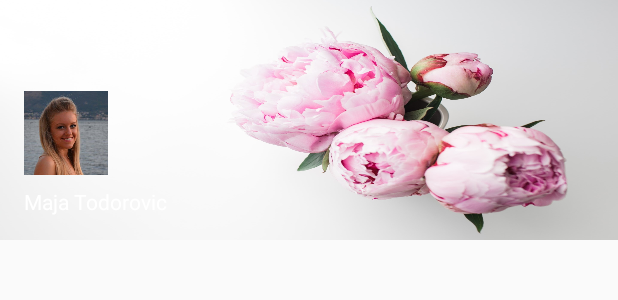
After one commit to Majusna/MaterialDesignExercise, an Android app: the layout navigation_header.xml on its own in the app's theme, with its tools: preview values and no code run, on a phone screen of 412 x 824 dp. The commit adds this screen. Shown: the top 300 px of the screen. Run offline under Robolectric (Android 15) with nearby library versions, the phone set to English and light mode, and no system bars.

Commit message:
navigation drawer 1

```diff
--- a/app/build.gradle
+++ b/app/build.gradle
@@ -30,4 +30,5 @@ dependencies {
     testImplementation 'junit:junit:4.12'
     androidTestImplementation 'com.android.support.test:runner:1.0.2'
     androidTestImplementation 'com.android.support.test.espresso:espresso-core:3.0.2'
+    implementation 'com.android.support:design:26.1.0'
 }
--- a/app/src/main/java/com/example/android/materialdesignexercise/MainActivity.java
+++ b/app/src/main/java/com/example/android/materialdesignexercise/MainActivity.java
@@ -18,7 +18,7 @@ public class MainActivity extends AppCompatActivity {
     @Override
     protected void onCreate(Bundle savedInstanceState) {
         super.onCreate(savedInstanceState);
-        setContentView(R.layout.activity_main);
+        setContentView(R.layout.navigation_drawer);
 
         mToolbar = findViewById(R.id.toolbar);
         setSupportActionBar(mToolbar);
--- /dev/null
+++ b/app/src/main/res/layout/navigation_header.xml
@@ -0,0 +1,27 @@
+<?xml version="1.0" encoding="utf-8"?>
+<LinearLayout
+    xmlns:android="http://schemas.android.com/apk/res/android"
+    android:orientation="vertical"
+    android:layout_width="match_parent"
+    android:layout_height="160dp"
+    android:padding="16dp"
+    android:gravity="bottom"
+    android:theme="@style/ThemeOverlay.AppCompat.Dark"
+    android:background="@drawable/peony"
+    android:scaleType="centerCrop">
+
+    <ImageView
+        android:layout_width="56dp"
+        android:layout_height="56dp"
+        android:scaleType="centerCrop"
+        android:src="@drawable/maja"/>
+
+    <TextView
+        android:layout_width="wrap_content"
+        android:layout_height="wrap_content"
+        android:text="@string/name"
+        android:paddingTop="8dp"
+        android:textAppearance="@style/TextAppearance.AppCompat.Body1"
+        />
+
+</LinearLayout>
--- a/app/src/main/res/values/strings.xml
+++ b/app/src/main/res/values/strings.xml
@@ -4,4 +4,5 @@
     <string name="item2_menu">item2_menu</string>
     <string name="item3_menu">item3_menu</string>
     <string name="star_it_menu">star it</string>
+    <string name="name">Maja Todorovic</string>
 </resources>
```
Also changed, not shown: app/src/main/res/layout/navigation_drawer.xml (added, +18 -0 lines), app/src/main/res/drawable/maja.jpg (added), app/src/main/res/drawable/peony.jpg (added).
